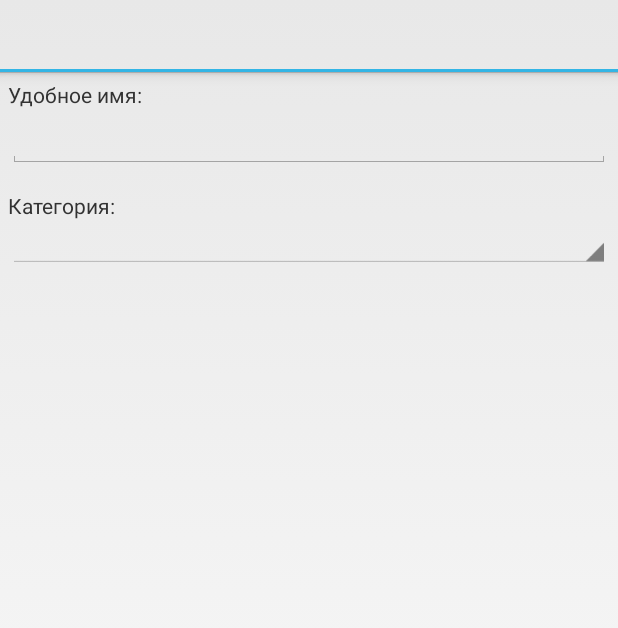
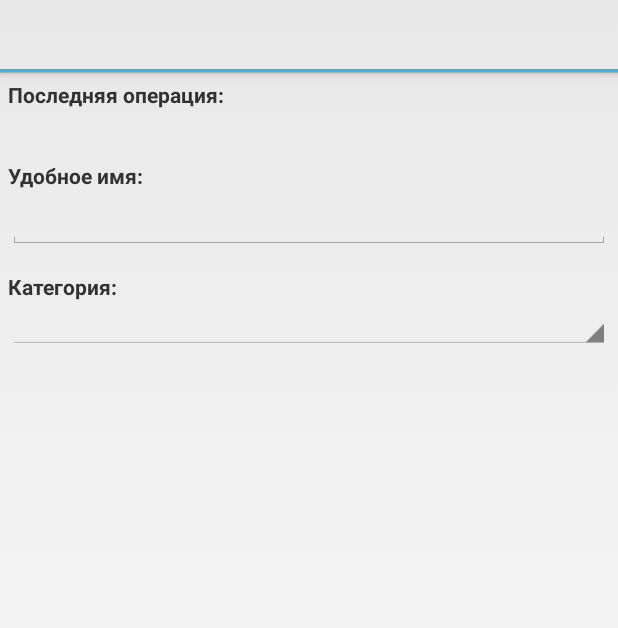
Before and after one commit to micdm/sms-graphs, an Android app: the layout f__target.xml on its own in the app's theme, with its tools: preview values and no code run, on a phone screen of 412 x 824 dp. Shown: the top 628 px of the screen. Run offline under Robolectric (Android 15) with nearby library versions, the phone set to English and light mode, and no system bars.

Commit message:
fix: не пишем в заголовок диалога + версия 1.0.1

```diff
--- a/app/src/main/java/com/micdm/smsgraphs/fragments/TargetFragment.java
+++ b/app/src/main/java/com/micdm/smsgraphs/fragments/TargetFragment.java
@@ -81,7 +81,7 @@ public class TargetFragment extends DialogFragment {
         @Override
         public void onStartEditTarget(Target editable) {
             target = editable;
-            getDialog().setTitle(getString(R.string.fragment_target_title_with_last_operation,
+            lastOperationView.setText(getString(R.string.fragment_target_last_operation,
                     DateUtils.formatForHuman(target.lastPaid), target.lastAmount, getResources().getQuantityString(R.plurals.rubles, target.lastAmount)));
             titleView.setHint(target.name);
             if (target.title != null) {
@@ -96,6 +96,7 @@ public class TargetFragment extends DialogFragment {
 
     private Target target;
 
+    private TextView lastOperationView;
     private EditText titleView;
     private Spinner categoriesView;
 
@@ -114,6 +115,7 @@ public class TargetFragment extends DialogFragment {
         AlertDialog.Builder builder = new AlertDialog.Builder(getActivity());
         builder.setTitle(R.string.fragment_target_title);
         View view = View.inflate(getActivity(), R.layout.f__target, null);
+        lastOperationView = (TextView) view.findViewById(R.id.f__target__last_operation);
         titleView = (EditText) view.findViewById(R.id.f__target__title);
         categoriesView = (Spinner) view.findViewById(R.id.f__target__categories);
         builder.setView(view);
--- a/app/src/main/res/layout/f__target.xml
+++ b/app/src/main/res/layout/f__target.xml
@@ -6,6 +6,17 @@
     <TextView
         android:layout_width="match_parent"
         android:layout_height="wrap_content"
+        android:textStyle="bold"
+        android:text="@string/fragment_target_last_operation_label"/>
+    <TextView
+        android:layout_width="match_parent"
+        android:layout_height="wrap_content"
+        android:id="@+id/f__target__last_operation"/>
+    <TextView
+        android:layout_width="match_parent"
+        android:layout_height="wrap_content"
+        android:layout_marginTop="15dp"
+        android:textStyle="bold"
         android:text="@string/fragment_target_title_label"/>
     <EditText
         android:layout_width="match_parent"
@@ -16,6 +27,7 @@
         android:layout_width="match_parent"
         android:layout_height="wrap_content"
         android:layout_marginTop="15dp"
+        android:textStyle="bold"
         android:text="@string/fragment_target_category_label"/>
     <Spinner
         android:layout_width="match_parent"
--- a/app/src/main/res/values/strings.xml
+++ b/app/src/main/res/values/strings.xml
@@ -48,7 +48,8 @@
     <string name="fragment_target_list_last_operation">%1$s — %2$s %3$s</string>
     <!-- Фрагмент для редактирования продавца -->
     <string name="fragment_target_title">Продавец</string>
-    <string name="fragment_target_title_with_last_operation">%1$s — %2$s %3$s</string>
+    <string name="fragment_target_last_operation_label">Последняя операция:</string>
+    <string name="fragment_target_last_operation">%1$s — %2$s %3$s</string>
     <string name="fragment_target_title_label">Удобное имя:</string>
     <string name="fragment_target_category_label">Категория:</string>
     <string name="fragment_target_no_category">Не выбрана</string>
```
Also changed, not shown: app/build.gradle (+7 -2 lines).
